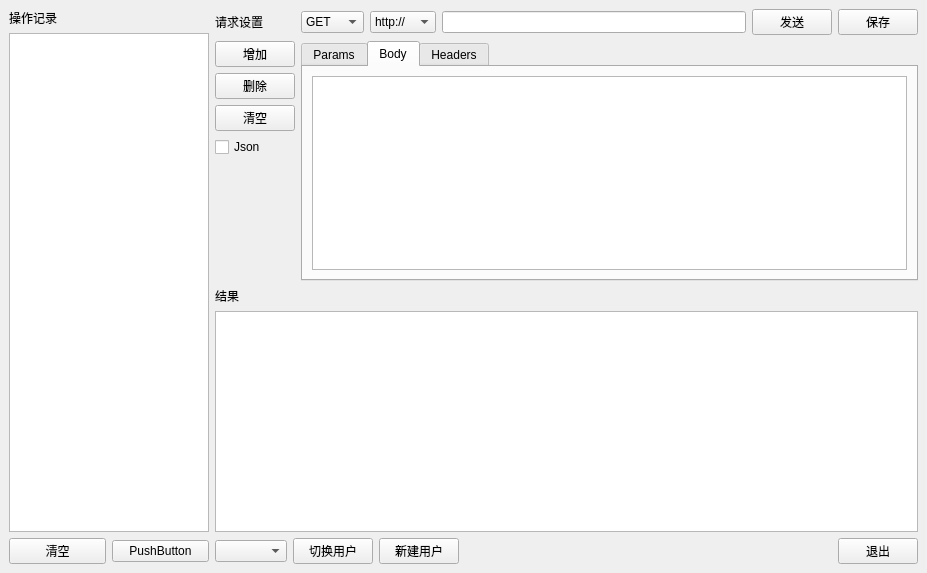
The window that mypostman.ui (only0322/MyPostman) describes before a commit, drawn with Qt 5.
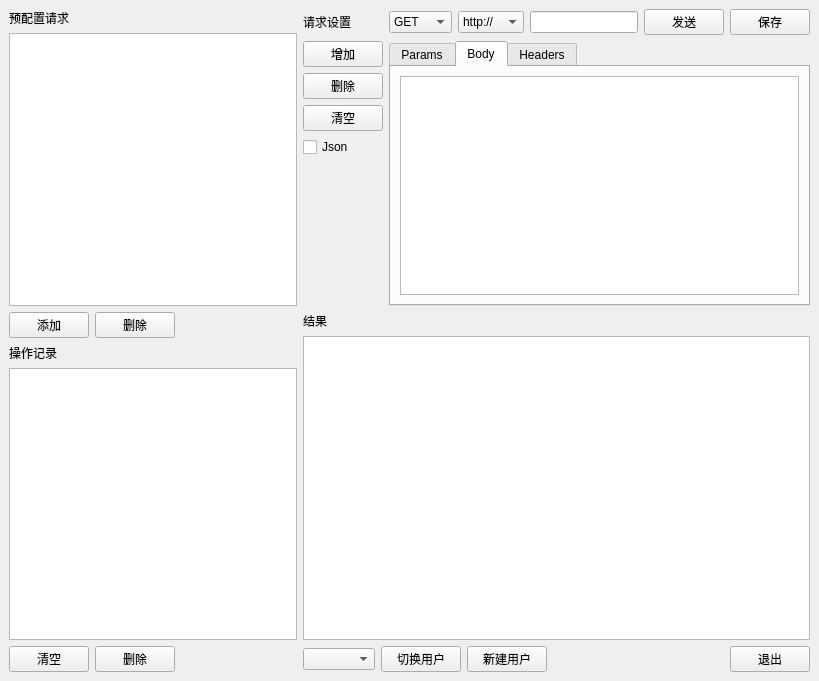
The same window after the commit. The open tabs and pages were chosen to show the change.

Commit message: 操作历史读取实现，Json入库，布局

```diff
--- a/mypostman.ui
+++ b/mypostman.ui
@@ -6,28 +6,31 @@
    <rect>
     <x>0</x>
     <y>0</y>
-    <width>927</width>
-    <height>573</height>
+    <width>819</width>
+    <height>681</height>
    </rect>
   </property>
   <property name="windowTitle">
    <string>MyPostman</string>
   </property>
   <widget class="QWidget" name="centralwidget">
-   <layout class="QGridLayout" name="gridLayout_6">
-    <item row="1" column="1">
-     <layout class="QVBoxLayout" name="verticalLayout_2">
+   <layout class="QGridLayout" name="gridLayout_2">
+    <item row="0" column="0">
+     <layout class="QVBoxLayout" name="verticalLayout">
       <item>
-       <widget class="QLabel" name="label_result">
+       <widget class="QLabel" name="label_history_2">
         <property name="text">
-         <string>结果</string>
+         <string>预配置请求</string>
         </property>
        </widget>
       </item>
       <item>
-       <widget class="QTextEdit" name="textEdit_result">
-        <property name="readOnly">
-         <bool>true</bool>
+       <widget class="QListView" name="listView">
+        <property name="minimumSize">
+         <size>
+          <width>200</width>
+          <height>250</height>
+         </size>
         </property>
        </widget>
       </item>
@@ -195,10 +198,10 @@
       </item>
      </layout>
     </item>
-    <item row="0" column="0" rowspan="3">
-     <layout class="QGridLayout" name="gridLayout_2">
-      <item row="2" column="0">
-       <widget class="QPushButton" name="btn_Listclear">
+    <item row="1" column="0">
+     <layout class="QHBoxLayout" name="horizontalLayout_3">
+      <item>
+       <widget class="QPushButton" name="btn_Listclear_2">
         <property name="maximumSize">
          <size>
           <width>100</width>
@@ -206,43 +209,121 @@
          </size>
         </property>
         <property name="text">
-         <string>清空</string>
+         <string>添加</string>
         </property>
        </widget>
       </item>
-      <item row="1" column="0" colspan="2">
-       <widget class="QListWidget" name="listWidget_history">
+      <item>
+       <widget class="QPushButton" name="btn_delete_history_2">
         <property name="maximumSize">
          <size>
-          <width>200</width>
+          <width>100</width>
           <height>16777215</height>
          </size>
         </property>
+        <property name="text">
+         <string>删除</string>
+        </property>
        </widget>
       </item>
-      <item row="2" column="1">
-       <widget class="QPushButton" name="pushButton_2">
-        <property name="maximumSize">
+      <item>
+       <spacer name="horizontalSpacer_3">
+        <property name="orientation">
+         <enum>Qt::Horizontal</enum>
+        </property>
+        <property name="sizeHint" stdset="0">
          <size>
-          <width>100</width>
-          <height>16777215</height>
+          <width>40</width>
+          <height>20</height>
          </size>
         </property>
+       </spacer>
+      </item>
+     </layout>
+    </item>
+    <item row="1" column="1" rowspan="2">
+     <layout class="QVBoxLayout" name="verticalLayout_2">
+      <item>
+       <widget class="QLabel" name="label_result">
         <property name="text">
-         <string>PushButton</string>
+         <string>结果</string>
         </property>
        </widget>
       </item>
-      <item row="0" column="0">
+      <item>
+       <widget class="QTextEdit" name="textEdit_result">
+        <property name="readOnly">
+         <bool>true</bool>
+        </property>
+       </widget>
+      </item>
+     </layout>
+    </item>
+    <item row="2" column="0">
+     <layout class="QVBoxLayout" name="verticalLayout_4">
+      <item>
        <widget class="QLabel" name="label_history">
         <property name="text">
          <string>操作记录</string>
         </property>
        </widget>
       </item>
+      <item>
+       <widget class="QListWidget" name="listWidget_history">
+        <property name="minimumSize">
+         <size>
+          <width>200</width>
+          <height>200</height>
+         </size>
+        </property>
+       </widget>
+      </item>
      </layout>
     </item>
-    <item row="2" column="1">
+    <item row="3" column="0">
+     <layout class="QHBoxLayout" name="horizontalLayout_4">
+      <item>
+       <widget class="QPushButton" name="btn_Listclear">
+        <property name="maximumSize">
+         <size>
+          <width>100</width>
+          <height>16777215</height>
+         </size>
+        </property>
+        <property name="text">
+         <string>清空</string>
+        </property>
+       </widget>
+      </item>
+      <item>
+       <widget class="QPushButton" name="btn_delete_history">
+        <property name="maximumSize">
+         <size>
+          <width>100</width>
+          <height>16777215</height>
+         </size>
+        </property>
+        <property name="text">
+         <string>删除</string>
+        </property>
+       </widget>
+      </item>
+      <item>
+       <spacer name="horizontalSpacer_2">
+        <property name="orientation">
+         <enum>Qt::Horizontal</enum>
+        </property>
+        <property name="sizeHint" stdset="0">
+         <size>
+          <width>40</width>
+          <height>20</height>
+         </size>
+        </property>
+       </spacer>
+      </item>
+     </layout>
+    </item>
+    <item row="3" column="1">
      <layout class="QHBoxLayout" name="horizontalLayout">
       <item>
        <widget class="QComboBox" name="comboBox_User"/>
```
Left out of the diff: 4 changed lines with no effect on the pictures. The commit also changes 5 other files.
